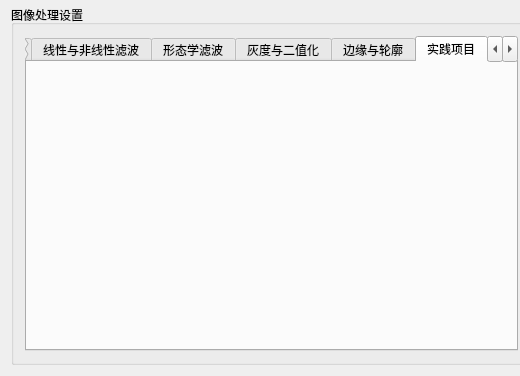
First picture: the form in contour/mainwindow.ui, repository BugAngel/ImageProcessingTeachingSoftware, before the edit; both pictures show x 0 to 520 and y 395 to 771 of the 1070 by 771 pixel window.
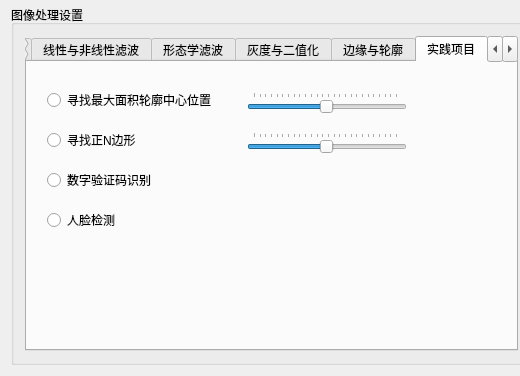
Second picture: the form after the edit. The open tabs and pages were chosen to show the change. Icons and pictures are not drawn.

Commit message:
找最大面积
完成实践项目中找最大面积功能，找正多边形还没写完，另外图片没打开函数直接弹消息框后返回

The edit to the form file:
```diff
--- a/contour/mainwindow.ui
+++ b/contour/mainwindow.ui
@@ -1035,6 +1035,102 @@
           <attribute name="title">
            <string>实践项目</string>
           </attribute>
+          <widget class="QRadioButton" name="maxContourCenterRadioButton">
+           <property name="geometry">
+            <rect>
+             <x>20</x>
+             <y>30</y>
+             <width>171</width>
+             <height>16</height>
+            </rect>
+           </property>
+           <property name="text">
+            <string>寻找最大面积轮廓中心位置</string>
+           </property>
+          </widget>
+          <widget class="QRadioButton" name="regularPolygonRadioButton">
+           <property name="geometry">
+            <rect>
+             <x>20</x>
+             <y>70</y>
+             <width>89</width>
+             <height>16</height>
+            </rect>
+           </property>
+           <property name="text">
+            <string>寻找正N边形</string>
+           </property>
+          </widget>
+          <widget class="QRadioButton" name="digitalVerificationCodeRadioButton">
+           <property name="geometry">
+            <rect>
+             <x>20</x>
+             <y>110</y>
+             <width>121</width>
+             <height>16</height>
+            </rect>
+           </property>
+           <property name="text">
+            <string>数字验证码识别</string>
+           </property>
+          </widget>
+          <widget class="QRadioButton" name="faceDetectionRadioButton">
+           <property name="geometry">
+            <rect>
+             <x>20</x>
+             <y>150</y>
+             <width>89</width>
+             <height>16</height>
+            </rect>
+           </property>
+           <property name="text">
+            <string>人脸检测</string>
+           </property>
+          </widget>
+          <widget class="QSlider" name="maxContourCenterHorizontalSlider">
+           <property name="geometry">
+            <rect>
+             <x>220</x>
+             <y>30</y>
+             <width>160</width>
+             <height>22</height>
+            </rect>
+           </property>
+           <property name="maximum">
+            <number>255</number>
+           </property>
+           <property name="value">
+            <number>127</number>
+           </property>
+           <property name="orientation">
+            <enum>Qt::Horizontal</enum>
+           </property>
+           <property name="tickPosition">
+            <enum>QSlider::TicksAbove</enum>
+           </property>
+          </widget>
+          <widget class="QSlider" name="horizontalSlider_2">
+           <property name="geometry">
+            <rect>
+             <x>220</x>
+             <y>70</y>
+             <width>160</width>
+             <height>22</height>
+            </rect>
+           </property>
+           <property name="maximum">
+            <number>255</number>
+           </property>
+           <property name="value">
+            <number>127</number>
+           </property>
+           <property name="orientation">
+            <enum>Qt::Horizontal</enum>
+           </property>
+           <property name="tickPosition">
+            <enum>QSlider::TicksAbove</enum>
+           </property>
+          </widget>
          </widget>
          <widget class="QWidget" name="tab_12">
           <attribute name="title">
```
Left out of the diff: 6 changed lines with no effect on the pictures. The commit also changes 12 other files.
